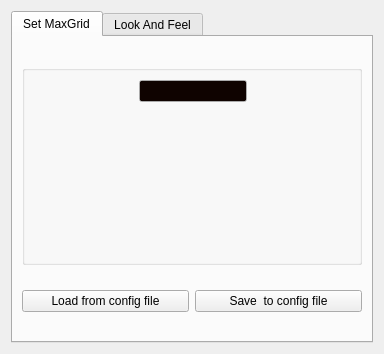
This is ui_forms/parametersoptions.ui in parisolab/mathmod as Qt 5 draws it before an edit. The edited form follows.
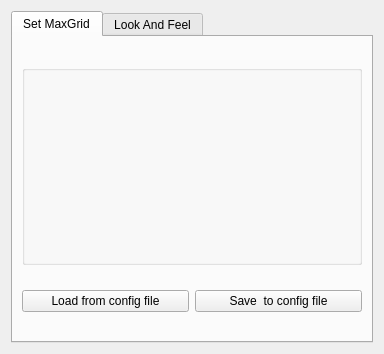
This is the edited form.

Commit message: #210 GUI enhancement for Ios and Android

Patch:
```diff
--- a/ui_forms/parametersoptions.ui
+++ b/ui_forms/parametersoptions.ui
@@ -67,103 +67,6 @@
           <property name="leftMargin">
            <number>12</number>
           </property>
-          <item row="0" column="0" colspan="3">
-           <layout class="QVBoxLayout" name="verticalLayout">
-            <item>
-             <layout class="QHBoxLayout" name="horizontalLayout_2"/>
-            </item>
-            <item>
-             <layout class="QHBoxLayout" name="horizontalLayout_3">
-              <item>
-               <widget class="QLineEdit" name="ParMaxGridLineEdit">
-                <property name="sizePolicy">
-                 <sizepolicy hsizetype="Fixed" vsizetype="Fixed">
-                  <horstretch>0</horstretch>
-                  <verstretch>0</verstretch>
-                 </sizepolicy>
-                </property>
-                <property name="palette">
-                 <palette>
-                  <active>
-                   <colorrole role="Base">
-                    <brush brushstyle="SolidPattern">
-                     <color alpha="255">
-                      <red>15</red>
-                      <green>3</green>
-                      <blue>0</blue>
-                     </color>
-                    </brush>
-                   </colorrole>
-                  </active>
-                  <inactive>
-                   <colorrole role="Base">
-                    <brush brushstyle="SolidPattern">
-                     <color alpha="255">
-                      <red>15</red>
-                      <green>3</green>
-                      <blue>0</blue>
-                     </color>
-                    </brush>
-                   </colorrole>
-                  </inactive>
-                  <disabled>
-                   <colorrole role="Base">
-                    <brush brushstyle="SolidPattern">
-                     <color alpha="255">
-                      <red>170</red>
-                      <green>170</green>
-                      <blue>0</blue>
-                     </color>
-                    </brush>
-                   </colorrole>
-                  </disabled>
-                 </palette>
-                </property>
-               </widget>
-              </item>
-             </layout>
-            </item>
-           </layout>
-          </item>
-          <item row="1" column="0">
-           <spacer name="horizontalSpacer_3">
-            <property name="orientation">
-             <enum>Qt::Horizontal</enum>
-            </property>
-            <property name="sizeHint" stdset="0">
-             <size>
-              <width>89</width>
-              <height>20</height>
-             </size>
-            </property>
-           </spacer>
-          </item>
-          <item row="1" column="2">
-           <spacer name="horizontalSpacer_4">
-            <property name="orientation">
-             <enum>Qt::Horizontal</enum>
-            </property>
-            <property name="sizeHint" stdset="0">
-             <size>
-              <width>89</width>
-              <height>20</height>
-             </size>
-            </property>
-           </spacer>
-          </item>
-          <item row="2" column="1">
-           <spacer name="verticalSpacer_2">
-            <property name="orientation">
-             <enum>Qt::Vertical</enum>
-            </property>
-            <property name="sizeHint" stdset="0">
-             <size>
-              <width>20</width>
-              <height>42</height>
-             </size>
-            </property>
-           </spacer>
-          </item>
          </layout>
         </widget>
        </item>
```
The commit also changes 2 other files.
